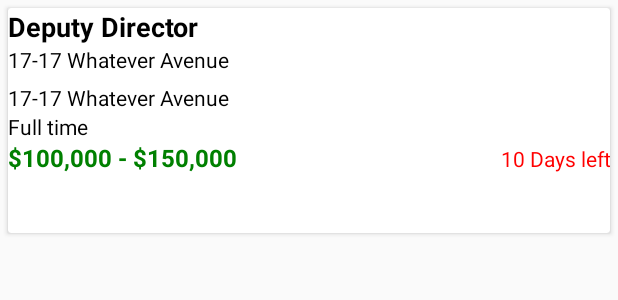
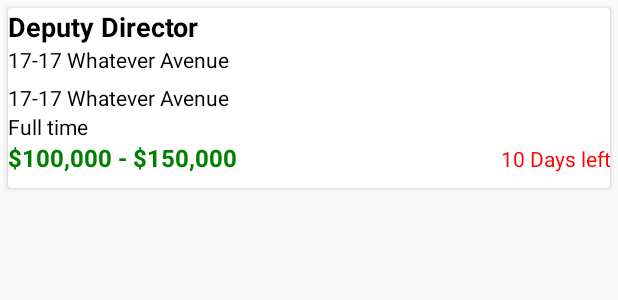
Before and after one commit to Waynekellman/GuideMe, an Android app: the layout item_view_job.xml on its own in the app's theme, with its tools: preview values and no code run, on a phone screen of 412 x 824 dp. Shown: the top 300 px of the screen. Run offline under Robolectric (Android 15) with nearby library versions, the phone set to English and light mode, and no system bars; plain views replace RelativeTimeTextView.

Commit message:
fix the text length

```diff
--- a/app/src/main/res/layout/item_view_job.xml
+++ b/app/src/main/res/layout/item_view_job.xml
@@ -2,11 +2,11 @@
 <android.support.v7.widget.CardView xmlns:android="http://schemas.android.com/apk/res/android"
     xmlns:app="http://schemas.android.com/apk/res-auto"
     android:layout_width="match_parent"
-    android:layout_height="150dp"
+    android:layout_height="120dp"
     android:layout_margin="5dp"
-    android:layout_marginTop="6dp"
+    android:layout_marginTop="8dp"
     android:elevation="10dp"
-    android:padding="5dp">
+    android:padding="10dp">
 
     <LinearLayout
         android:layout_width="match_parent"
@@ -18,6 +18,8 @@
             android:id="@+id/tv_business_title"
             android:layout_width="match_parent"
             android:layout_height="wrap_content"
+            android:ellipsize="end"
+            android:singleLine="true"
             android:text="@string/deputy_director"
             android:textAppearance="@style/TextAppearance.AppCompat.Large"
             android:textColor="#000000"
@@ -68,12 +70,13 @@
                     android:textColor="#008000"
                     android:textSize="16sp"
                     android:textStyle="bold" />
+
                 <com.github.curioustechizen.ago.RelativeTimeTextView
                     android:id="@+id/post_until"
                     android:layout_width="0dp"
                     android:layout_height="wrap_content"
+                    android:layout_weight="3"
                     android:gravity="right"
-                    android:layout_weight="3"
                     android:text="@string/days_left_to_apply"
                     android:textColor="#ff0000" />
 
```
